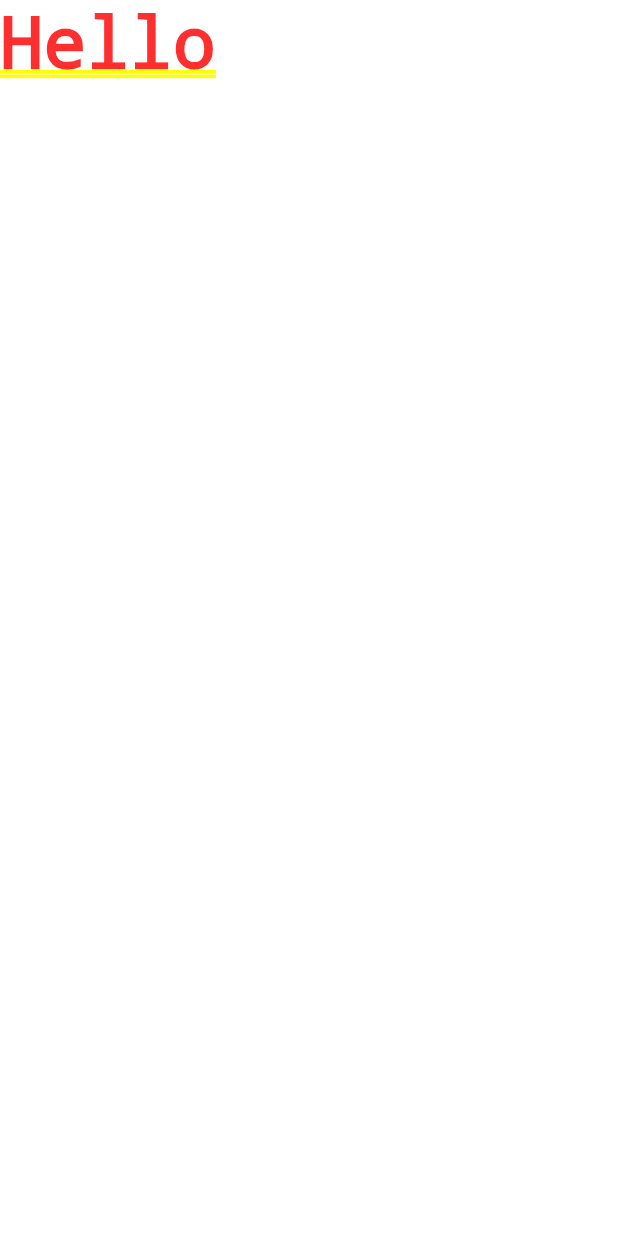
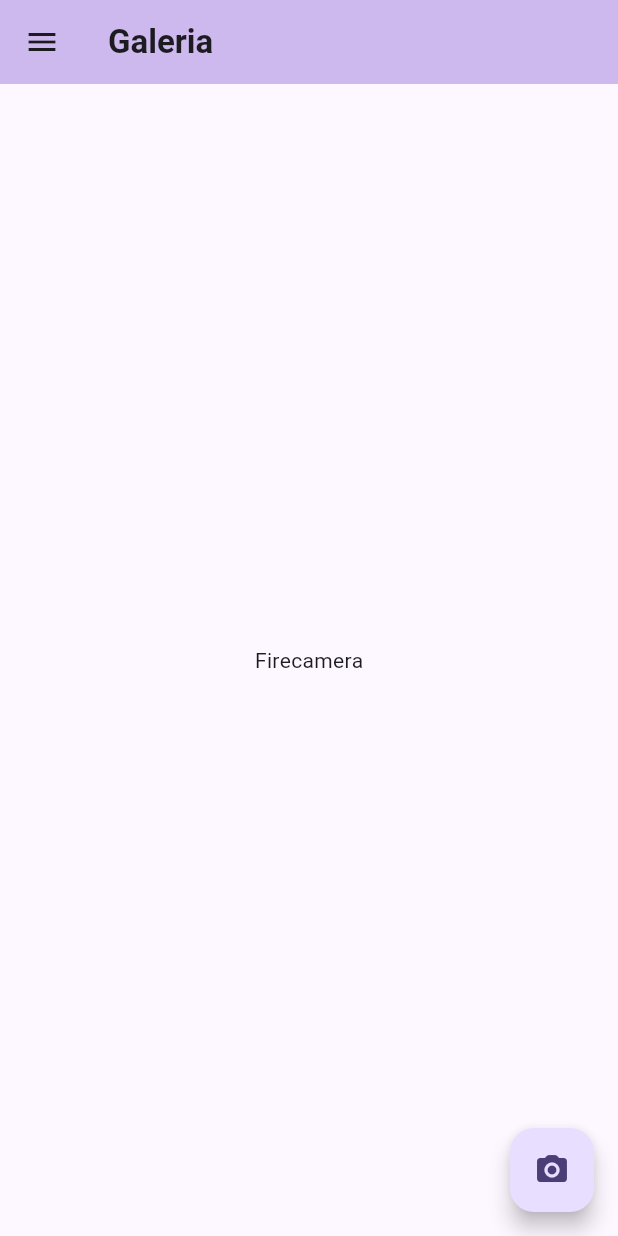
Before and after one commit to bryandelgado99/Firecamera, a Flutter app: the screen it shows after launch, on a phone screen of 412 x 824 dp. Run offline on Flutter 3.47's test engine with Material 3 defaults, Android fonts, the phone set to English and light mode, and no system bars; our stand-ins replace eva_icons_flutter.

Commit message:
feat($home, $options): creación y definición de diseño
Se ha agregado el diseño de la aplicación, además de definir los componentes del navegador lateral.

```diff
--- a/lib/app/views/homepage.dart
+++ b/lib/app/views/homepage.dart
@@ -1,10 +1,122 @@
+// ignore_for_file: prefer_const_constructors, prefer_const_literals_to_create_immutables
+import 'package:eva_icons_flutter/eva_icons_flutter.dart';
 import 'package:flutter/material.dart';
+import 'package:flutter_application_1/app/views/informationPage.dart';
+import 'package:url_launcher/link.dart';
 
 class Homepage extends StatelessWidget {
   const Homepage({super.key});
 
   @override
   Widget build(BuildContext context) {
-    return const Text("Hello");
+    return Scaffold(
+      appBar: AppBar(
+        backgroundColor: Color.fromARGB(255, 205, 185, 238),
+        title: const Text("Galeria",
+            style: TextStyle(fontWeight: FontWeight.bold)),
+      ),
+      drawer: Drawer(
+        child: Column(
+          children: [
+            DrawerHeader(
+              decoration: const BoxDecoration(
+                image: DecorationImage(
+                  image: NetworkImage(
+                      "https://th.bing.com/th/id/R.a029bcc15d26dde4942b3a187412aa27?rik=VjbmPir%2bHOO2lA&pid=ImgRaw&r=0"),
+                  fit: BoxFit
+                      .cover, // Hace que la imagen cubra todo el contenedor
+                ),
+              ),
+              child: Stack(
+                children: const [
+                  Positioned(
+                    bottom:
+                        16, // Puedes ajustar esto para cambiar la posición del texto
+                    left:
+                        16, // Puedes ajustar esto para cambiar la posición del texto
+                    child: Text(
+                      "Bienvenido/a",
+                      style: TextStyle(
+                        fontSize: 24,
+                        fontWeight: FontWeight.bold,
+                      ),
+                    ),
+                  ),
+                ],
+              ),
+            ),
+            Expanded(
+              child: Padding(
+                padding: const EdgeInsets.symmetric(vertical: 15.0),
+                child: Column(
+                  mainAxisAlignment: MainAxisAlignment.spaceBetween,
+                  children: [
+                    listItems(context),
+                    githubLink(),
+                    const Text(
+                      "V 1.0.0",
+                      textAlign: TextAlign.center,
+                    ),
+                  ],
+                ),
+              ),
+            ),
+          ],
+        ),
+      ),
+      body: const Center(child: Text("Firecamera")),
+      floatingActionButton: FloatingActionButton(
+        onPressed: () {},
+        child: Icon(Icons.camera_alt_rounded),
+      ),
+    );
   }
 }
+
+Widget listItems(BuildContext context) {
+  return Column(
+    children: [
+      ListTile(
+        leading: Icon(Icons.photo_album_rounded),
+        title: Text("Galería"),
+        iconColor: Colors.deepPurple,
+        textColor: Colors.deepPurple,
+        onTap: () {
+          Navigator.push(context,
+              MaterialPageRoute(builder: (context) => const Homepage()));
+        },
+      ),
+      const SizedBox(
+        height: 8,
+      ),
+      const SizedBox(
+        height: 8,
+      ),
+      ListTile(
+        leading: Icon(Icons.info_outline_rounded),
+        iconColor: Colors.deepPurple,
+        textColor: Colors.deepPurple,
+        title: Text("Información de la aplicación"),
+        onTap: () {
+          Navigator.push(context,
+              MaterialPageRoute(builder: (context) => const Informationpage()));
+        },
+      ),
+    ],
+  );
+}
+
+Widget githubLink() {
+  const uri = "https://github.com/bryandelgado99/Firecamera";
+
+  return Link(
+    uri: Uri.parse(uri),
+    target: LinkTarget.blank,
+    builder: (BuildContext context, FollowLink? openLink) {
+      return IconButton(
+        onPressed: openLink,
+        icon: const Icon(EvaIcons.github),
+      );
+    },
+  );
+}
--- a/lib/main.dart
+++ b/lib/main.dart
@@ -16,6 +16,7 @@ class MyApp extends StatelessWidget {
         colorScheme: ColorScheme.fromSeed(seedColor: Colors.deepPurpleAccent),
         useMaterial3: true,
       ),
+      debugShowCheckedModeBanner: false,
       home: const Homepage(),
     );
   }
--- a/pubspec.yaml
+++ b/pubspec.yaml
@@ -35,6 +35,9 @@ dependencies:
   # The following adds the Cupertino Icons font to your application.
   # Use with the CupertinoIcons class for iOS style icons.
   cupertino_icons: ^1.0.6
+  iconforest_flat_icons_social: ^1.0.0+1
+  url_launcher: ^6.3.0
+  eva_icons_flutter: ^3.1.0
 
 dev_dependencies:
   flutter_test:
@@ -46,6 +49,7 @@ dev_dependencies:
   # package. See that file for information about deactivating specific lint
   # rules and activating additional ones.
   flutter_lints: ^3.0.0
+  image_picker: ^0.8.5+3
 
 # For information on the generic Dart part of this file, see the
 # following page: https://dart.dev/tools/pub/pubspec
```
Also changed, not shown: lib/app/views/informationPage.dart (added, +46 -0 lines), pubspec.lock.
